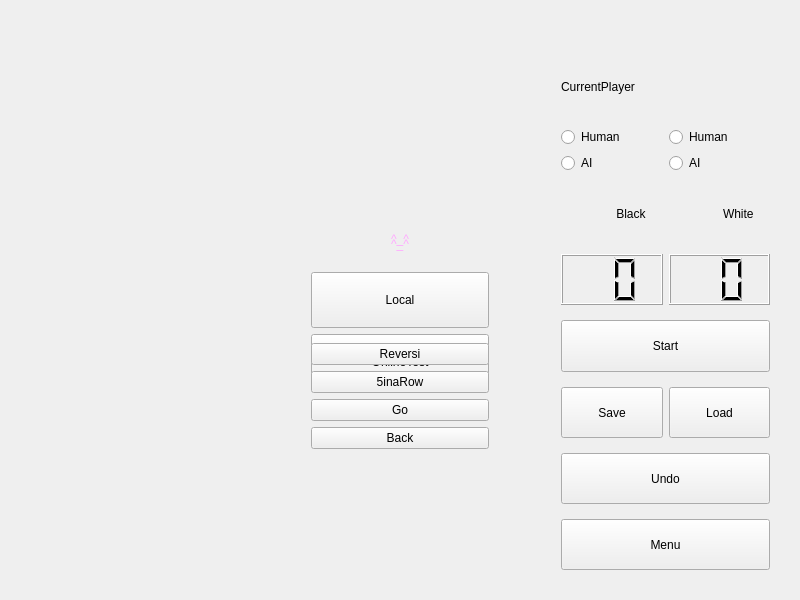
The window that widget.ui (helloworld128/OOP_New) describes before a commit, drawn with Qt 5.
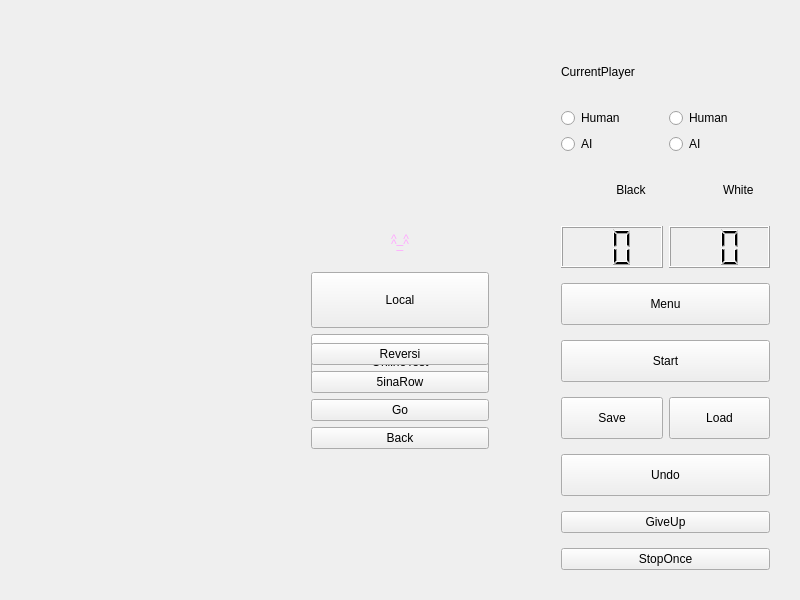
The same window after the commit. Icons and pictures are not drawn.

Commit message: 2018/5/28 新增投子认输&停一着按钮

Diff of the .ui file:
```diff
--- a/widget.ui
+++ b/widget.ui
@@ -129,15 +129,38 @@
    <property name="geometry">
     <rect>
      <x>550</x>
-     <y>50</y>
+     <y>40</y>
      <width>231</width>
-     <height>531</height>
+     <height>541</height>
     </rect>
    </property>
-   <layout class="QGridLayout" name="Gamemenu" rowstretch="0,0,0,0,0,0,0,0,0" columnstretch="1,1" rowminimumheight="0,0,0,0,20,20,0,0,0" columnminimumwidth="0,0">
+   <layout class="QGridLayout" name="Gamemenu" rowstretch="0,0,0,0,0,0,0,0,0,0,0,0,0,0" columnstretch="1,1" rowminimumheight="0,0,0,0,20,20,0,0,0,0,0,0,0,0" columnminimumwidth="0,0">
     <property name="verticalSpacing">
      <number>15</number>
     </property>
+    <item row="5" column="0" colspan="2">
+     <widget class="QPushButton" name="Menu_Button">
+      <property name="sizePolicy">
+       <sizepolicy hsizetype="Minimum" vsizetype="Minimum">
+        <horstretch>0</horstretch>
+        <verstretch>0</verstretch>
+       </sizepolicy>
+      </property>
+      <property name="styleSheet">
+       <string notr="true">font: 28pt &quot;Adobe Arabic&quot;;</string>
+      </property>
+      <property name="text">
+       <string>Menu</string>
+      </property>
+     </widget>
+    </item>
+    <item row="12" column="0" colspan="2">
+     <widget class="QPushButton" name="StopOnce_Button">
+      <property name="text">
+       <string>StopOnce</string>
+      </property>
+     </widget>
+    </item>
     <item row="4" column="1">
      <widget class="QLCDNumber" name="WCount_LCD">
       <property name="sizePolicy">
@@ -151,24 +174,6 @@
       </property>
      </widget>
     </item>
-    <item row="1" column="1">
-     <layout class="QVBoxLayout" name="verticalLayout_2">
-      <item>
-       <widget class="QRadioButton" name="WPlayer">
-        <property name="text">
-         <string>Human</string>
-        </property>
-       </widget>
-      </item>
-      <item>
-       <widget class="QRadioButton" name="WAI">
-        <property name="text">
-         <string>AI</string>
-        </property>
-       </widget>
-      </item>
-     </layout>
-    </item>
     <item row="1" column="0">
      <layout class="QVBoxLayout" name="verticalLayout">
       <item>
@@ -187,53 +192,23 @@
       </item>
      </layout>
     </item>
-    <item row="8" column="0" colspan="2">
-     <widget class="QPushButton" name="Menu_Button">
-      <property name="sizePolicy">
-       <sizepolicy hsizetype="Minimum" vsizetype="Minimum">
-        <horstretch>0</horstretch>
-        <verstretch>0</verstretch>
-       </sizepolicy>
-      </property>
-      <property name="styleSheet">
-       <string notr="true">font: 28pt &quot;Adobe Arabic&quot;;</string>
-      </property>
-      <property name="text">
-       <string>Menu</string>
-      </property>
-     </widget>
-    </item>
-    <item row="6" column="0">
-     <widget class="QPushButton" name="Save_Button">
-      <property name="sizePolicy">
-       <sizepolicy hsizetype="Minimum" vsizetype="Minimum">
-        <horstretch>0</horstretch>
-        <verstretch>0</verstretch>
-       </sizepolicy>
-      </property>
-      <property name="styleSheet">
-       <string notr="true">font: 28pt &quot;Adobe Arabic&quot;;</string>
-      </property>
-      <property name="text">
-       <string>Save</string>
-      </property>
-     </widget>
-    </item>
-    <item row="7" column="0" colspan="2">
-     <widget class="QPushButton" name="Undo_Button">
-      <property name="sizePolicy">
-       <sizepolicy hsizetype="Minimum" vsizetype="Minimum">
-        <horstretch>0</horstretch>
-        <verstretch>0</verstretch>
-       </sizepolicy>
-      </property>
-      <property name="styleSheet">
-       <string notr="true">font: 28pt &quot;Adobe Arabic&quot;;</string>
-      </property>
-      <property name="text">
-       <string>Undo</string>
-      </property>
-     </widget>
+    <item row="1" column="1">
+     <layout class="QVBoxLayout" name="verticalLayout_2">
+      <item>
+       <widget class="QRadioButton" name="WPlayer">
+        <property name="text">
+         <string>Human</string>
+        </property>
+       </widget>
+      </item>
+      <item>
+       <widget class="QRadioButton" name="WAI">
+        <property name="text">
+         <string>AI</string>
+        </property>
+       </widget>
+      </item>
+     </layout>
     </item>
     <item row="0" column="0">
      <widget class="QLabel" name="CurrentPlayer_Label">
@@ -245,7 +220,7 @@
       </property>
      </widget>
     </item>
-    <item row="6" column="1">
+    <item row="7" column="1">
      <widget class="QPushButton" name="Load_Button">
       <property name="sizePolicy">
        <sizepolicy hsizetype="Minimum" vsizetype="Minimum">
@@ -261,7 +236,39 @@
       </property>
      </widget>
     </item>
-    <item row="5" column="0" colspan="2">
+    <item row="8" column="0" colspan="2">
+     <widget class="QPushButton" name="Undo_Button">
+      <property name="sizePolicy">
+       <sizepolicy hsizetype="Minimum" vsizetype="Minimum">
+        <horstretch>0</horstretch>
+        <verstretch>0</verstretch>
+       </sizepolicy>
+      </property>
+      <property name="styleSheet">
+       <string notr="true">font: 28pt &quot;Adobe Arabic&quot;;</string>
+      </property>
+      <property name="text">
+       <string>Undo</string>
+      </property>
+     </widget>
+    </item>
+    <item row="7" column="0">
+     <widget class="QPushButton" name="Save_Button">
+      <property name="sizePolicy">
+       <sizepolicy hsizetype="Minimum" vsizetype="Minimum">
+        <horstretch>0</horstretch>
+        <verstretch>0</verstretch>
+       </sizepolicy>
+      </property>
+      <property name="styleSheet">
+       <string notr="true">font: 28pt &quot;Adobe Arabic&quot;;</string>
+      </property>
+      <property name="text">
+       <string>Save</string>
+      </property>
+     </widget>
+    </item>
+    <item row="6" column="0" colspan="2">
      <widget class="QPushButton" name="Start_Button">
       <property name="sizePolicy">
        <sizepolicy hsizetype="Minimum" vsizetype="Minimum">
@@ -290,48 +297,6 @@
       </property>
      </widget>
     </item>
-    <item row="3" column="0">
-     <layout class="QHBoxLayout" name="horizontalLayout" stretch="1,2">
-      <property name="sizeConstraint">
-       <enum>QLayout::SetDefaultConstraint</enum>
-      </property>
-      <item>
-       <widget class="QLabel" name="bPict">
-        <property name="maximumSize">
-         <size>
-          <width>40</width>
-          <height>40</height>
-         </size>
-        </property>
-        <property name="text">
-         <string/>
-        </property>
-        <property name="pixmap">
-         <pixmap resource="res.qrc">:/new/images/stoneB.png</pixmap>
-        </property>
-        <property name="scaledContents">
-         <bool>true</bool>
-        </property>
-        <property name="margin">
-         <number>5</number>
-        </property>
-       </widget>
-      </item>
-      <item>
-       <widget class="QLabel" name="bName">
-        <property name="styleSheet">
-         <string notr="true">font: 18pt &quot;Adobe Arabic&quot;;</string>
-        </property>
-        <property name="text">
-         <string>Black</string>
-        </property>
-        <property name="alignment">
-         <set>Qt::AlignCenter</set>
-        </property>
-       </widget>
-      </item>
-     </layout>
-    </item>
     <item row="3" column="1">
      <layout class="QHBoxLayout" name="horizontalLayout_2" stretch="1,1">
       <property name="sizeConstraint">
@@ -377,6 +342,55 @@
       </item>
      </layout>
     </item>
+    <item row="3" column="0">
+     <layout class="QHBoxLayout" name="horizontalLayout" stretch="1,2">
+      <property name="sizeConstraint">
+       <enum>QLayout::SetDefaultConstraint</enum>
+      </property>
+      <item>
+       <widget class="QLabel" name="bPict">
+        <property name="maximumSize">
+         <size>
+          <width>40</width>
+          <height>40</height>
+         </size>
+        </property>
+        <property name="text">
+         <string/>
+        </property>
+        <property name="pixmap">
+         <pixmap resource="res.qrc">:/new/images/stoneB.png</pixmap>
+        </property>
+        <property name="scaledContents">
+         <bool>true</bool>
+        </property>
+        <property name="margin">
+         <number>5</number>
+        </property>
+       </widget>
+      </item>
+      <item>
+       <widget class="QLabel" name="bName">
+        <property name="styleSheet">
+         <string notr="true">font: 18pt &quot;Adobe Arabic&quot;;</string>
+        </property>
+        <property name="text">
+         <string>Black</string>
+        </property>
+        <property name="alignment">
+         <set>Qt::AlignCenter</set>
+        </property>
+       </widget>
+      </item>
+     </layout>
+    </item>
+    <item row="11" column="0" colspan="2">
+     <widget class="QPushButton" name="GiveUp_Button">
+      <property name="text">
+       <string>GiveUp</string>
+      </property>
+     </widget>
+    </item>
    </layout>
   </widget>
   <widget class="QLabel" name="CurrentPlayerPict">
```
The commit also changes 3 other files.
